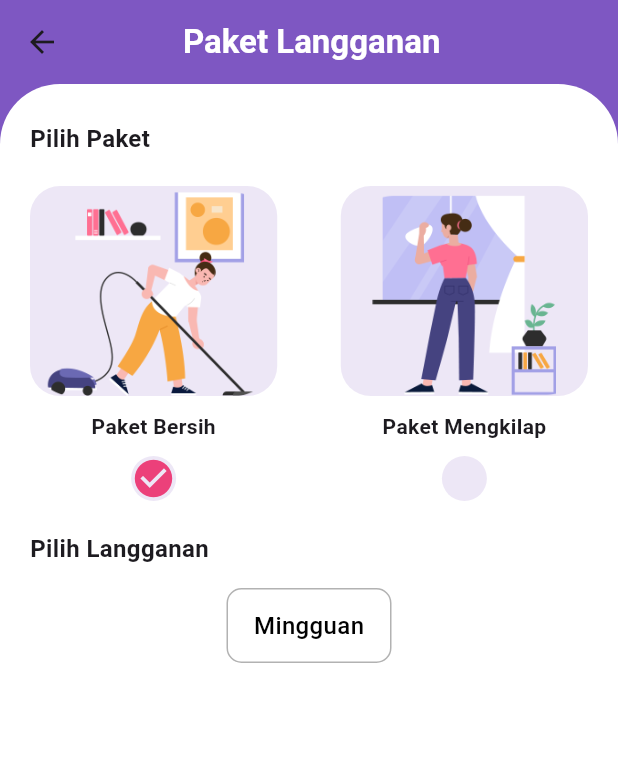
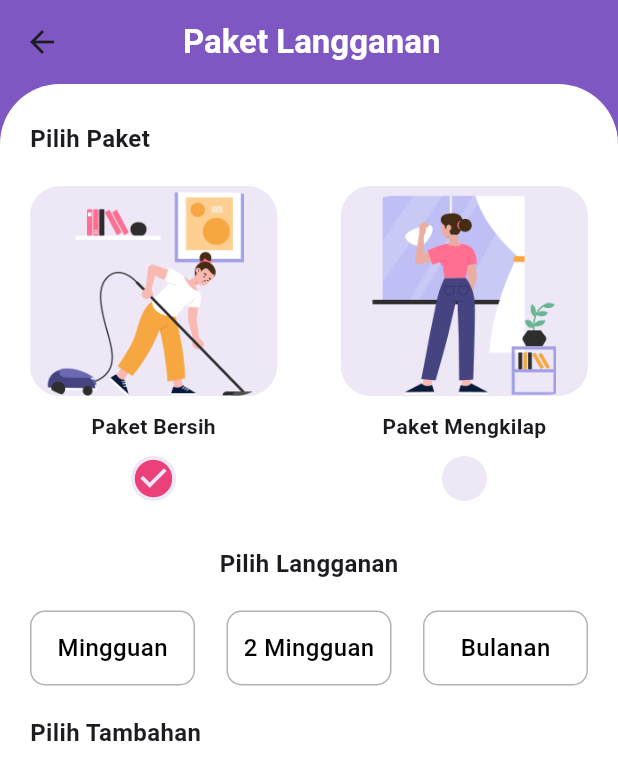
Before and after one commit to Arieffirms/cleaning_service_app, a Flutter app: the MainPage screen opened directly, on a phone screen of 412 x 824 dp. Shown: the top 780 px of the screen. Run offline on Flutter 3.47's test engine with Material 3 defaults, Android fonts, the phone set to English and light mode, and no system bars.

Commit message:
menambhakan fitur

```diff
--- a/lib/main_page.dart
+++ b/lib/main_page.dart
@@ -160,20 +160,22 @@ class _MainPageState extends State<MainPage> {
               ],
             ),
             SizedBox(
-              height: 20,
+              height: 30,
             ),
-            Text(
-              'Pilih Langganan',
-              style: TextStyle(
-                fontSize: 16,
-                fontWeight: FontWeight.w600,
+            Center(
+              child: Text(
+                'Pilih Langganan',
+                style: TextStyle(
+                  fontSize: 16,
+                  fontWeight: FontWeight.w600,
+                ),
               ),
             ),
             SizedBox(
-              height: 15,
+              height: 20,
             ),
             Row(
-              mainAxisAlignment: MainAxisAlignment.spaceEvenly,
+              mainAxisAlignment: MainAxisAlignment.spaceBetween,
               children: [
                 InkWell(
                   onTap: () {
@@ -207,8 +209,77 @@ class _MainPageState extends State<MainPage> {
                       ),
                     ),
                   ),
-                )
+                ),
+                InkWell(
+                  onTap: () {
+                    changeFrequency("biweekly");
+                  },
+                  child: Container(
+                    height: 50,
+                    width: 110,
+                    decoration: selectedFrequency == "biweekly"
+                        ? BoxDecoration(
+                            color: pink400,
+                            borderRadius: BorderRadius.all(
+                              Radius.circular(10),
+                            ),
+                          )
+                        : BoxDecoration(
+                            border: Border.all(
+                                color: Colors.black.withOpacity(0.3)),
+                            borderRadius: BorderRadius.circular(10)),
+                    child: Center(
+                      child: Text(
+                        "2 Mingguan",
+                        style: TextStyle(
+                            color: selectedFrequency == "biweekly"
+                                ? Colors.white
+                                : Colors.black,
+                            fontWeight: FontWeight.w500,
+                            fontSize: 16),
+                      ),
+                    ),
+                  ),
+                ),
+                InkWell(
+                  onTap: () {
+                    changeFrequency("Bulan");
+                  },
+                  child: Container(
+                    height: 50,
+                    width: 110,
+                    decoration: selectedFrequency == "Bulan"
+                        ? BoxDecoration(
+                            color: pink400,
+                            borderRadius: BorderRadius.all(
+                              Radius.circular(10),
+                            ),
+                          )
+                        : BoxDecoration(
+                            border: Border.all(
+                                color: Colors.black.withOpacity(0.3)),
+                            borderRadius: BorderRadius.circular(10)),
+                    child: Center(
+                      child: Text(
+                        "Bulanan",
+                        style: TextStyle(
+                            color: selectedFrequency == "Bulan"
+                                ? Colors.white
+                                : Colors.black,
+                            fontWeight: FontWeight.w500,
+                            fontSize: 16),
+                      ),
+                    ),
+                  ),
+                ),
               ],
+            ),
+            SizedBox(
+              height: 20,
+            ),
+            Text(
+              "Pilih Tambahan",
+              style: TextStyle(fontSize: 16, fontWeight: FontWeight.w600),
             )
           ],
         ),
```
